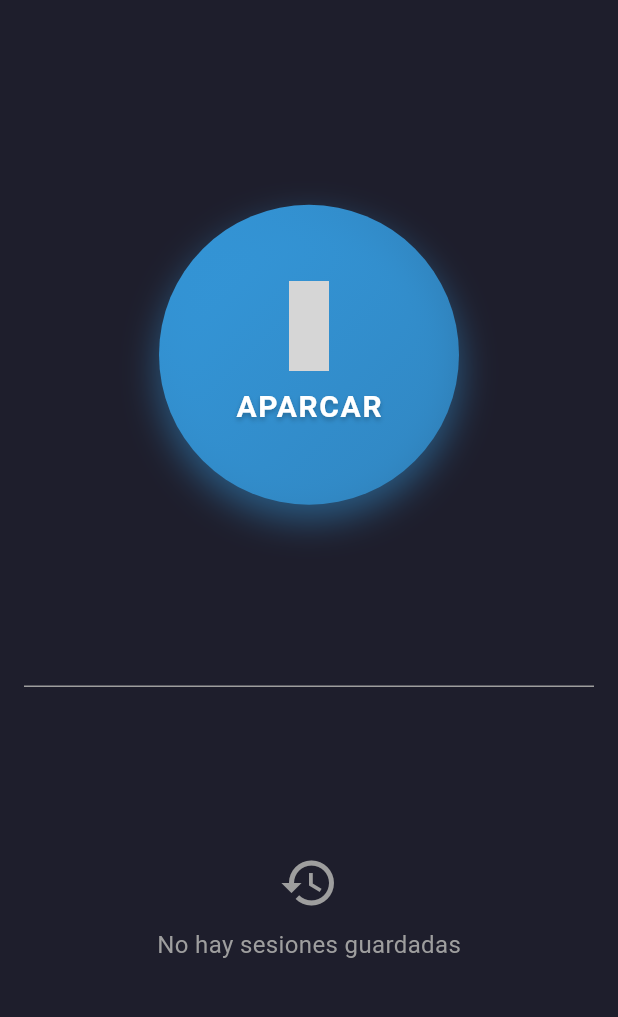
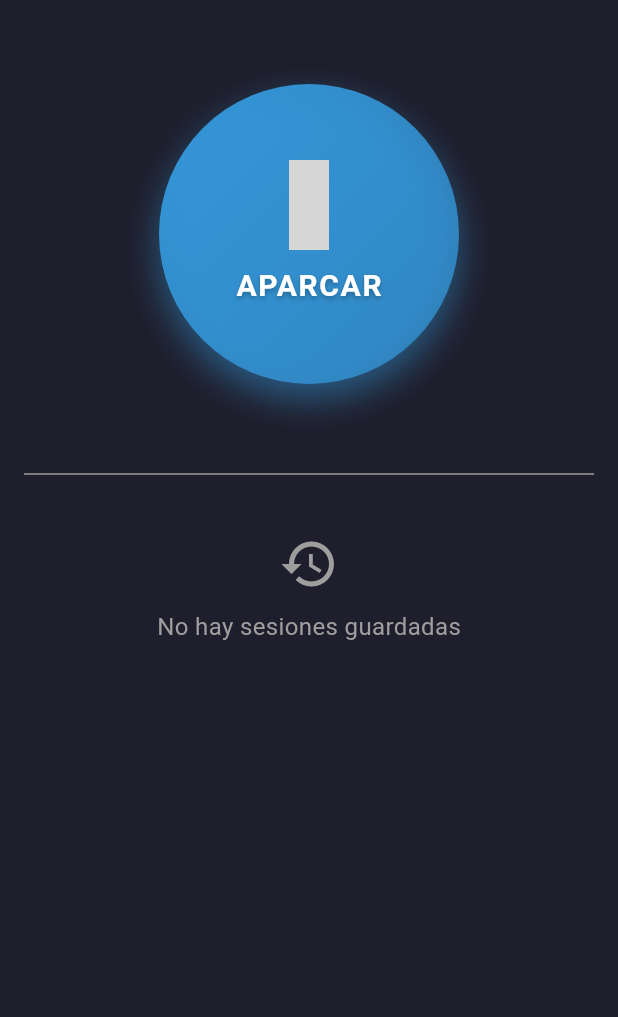
Before and after one commit to ncondeviladev/ParkSnap, a Flutter app: the PantallaInicio screen opened directly, on a phone screen of 412 x 824 dp, the part 84-1101 px from its top. Run offline on Flutter 3.47's test engine with Material 3 defaults, Android fonts, the phone set to English and light mode, and no system bars; drawn by our look-alikes of avatar_glow; our stand-ins replace camera, cloud_firestore, connectivity_plus, firebase_auth, firebase_core, flutter_compass and 6 more; missing offline and left inert: app_settings, firebase_ui_auth, firebase_ui_oauth_google; accounts and stored records are empty; grey boxes are pictures that could not be loaded.

Commit message:
Conectividad y error de pixel pantalla solucionado

```diff
--- a/lib/pantallas/pant_auth.dart
+++ b/lib/pantallas/pant_auth.dart
@@ -1,7 +1,6 @@
 import 'package:firebase_ui_auth/firebase_ui_auth.dart';
 import 'package:firebase_ui_oauth_google/firebase_ui_oauth_google.dart';
 import 'package:flutter/material.dart';
-import 'package:park_snap/firebase_options.dart';
 import 'package:park_snap/pantallas/pant_inicio.dart';
 
 class PantallaAuth extends StatelessWidget {
--- a/lib/pantallas/pant_inicio.dart
+++ b/lib/pantallas/pant_inicio.dart
@@ -11,6 +11,8 @@ import 'package:park_snap/widgets/boton_accion.dart';
 import 'package:park_snap/widgets/sesiones_historial.dart';
 import 'package:provider/provider.dart';
 import 'package:park_snap/pantallas/pant_mapa_historial.dart';
+import 'package:app_settings/app_settings.dart';
+import 'package:connectivity_plus/connectivity_plus.dart';
 
 class PantallaInicio extends StatelessWidget {
   const PantallaInicio({super.key});
@@ -81,20 +83,20 @@ class PantallaInicio extends StatelessWidget {
               const SizedBox(width: 8),
             ],
           ),
-          body: Padding(
+          body: SingleChildScrollView(
+            child: Padding(
               padding: const EdgeInsets.all(16.0),
               child: Column(
                 crossAxisAlignment: CrossAxisAlignment.stretch,
                 children: [
-                //Zona central con boton
-                Expanded(
-                  flex: 3,
-                  child: Center(
+                  //Zona central con botón eliminamos container por el scroll
+                  Center(
                     child: provider.estaAparcado
                         //SI ESTA APARCADO MOSTRAMOS BOTON DESAPARCAR
                         ? Column(
                             mainAxisAlignment: MainAxisAlignment.center,
                             children: [
+                              const SizedBox(height: 20),
                               BotonAccion(
                                 icono: MdiIcons.mapSearch,
                                 texto: "ENCONTRAR",
@@ -103,7 +105,8 @@ class PantallaInicio extends StatelessWidget {
                                   Navigator.push(
                                     context,
                                     MaterialPageRoute(
-                                      builder: (context) => PantallaEncontrar(),
+                                      builder: (context) =>
+                                          const PantallaEncontrar(),
                                     ),
                                   );
                                 },
@@ -134,10 +137,14 @@ class PantallaInicio extends StatelessWidget {
                                 ),
                                 child: const Text("¡Encontrado!"),
                               ),
+                              const SizedBox(height: 20),
                             ],
                           )
                         //SI NO ESTA APARCADO MOSTRAMOS BOTON APARCAR
-                        : BotonAccion(
+                        : Padding(
+                            //Envolvemos con padding para separar del historial
+                            padding: const EdgeInsets.symmetric(vertical: 40),
+                            child: BotonAccion(
                               icono: MdiIcons.carSports,
                               texto: "APARCAR",
                               color: const Color(0xFF3498DB),
@@ -145,23 +152,44 @@ class PantallaInicio extends StatelessWidget {
                                 Navigator.push(
                                   context,
                                   MaterialPageRoute(
-                                  builder: (context) => PantallaAparcar(),
+                                    builder: (context) =>
+                                        const PantallaAparcar(),
                                   ),
                                 );
                               },
                             ),
                           ),
                   ),
-                const Divider(height: 1, color: Colors.grey),
+                  const Divider(height: 40, color: Colors.grey),
                   //Zona inferior con historial
-                Expanded(
-                  flex: 2,
-                  child: SesionesHistorial(
-                    sesiones: provider.sesionesHistorial,
+                  SesionesHistorial(sesiones: provider.sesionesHistorial),
+                ],
               ),
             ),
-              ],
           ),
+          //Boton inteligente de red
+          floatingActionButton: StreamBuilder<List<ConnectivityResult>>(
+            stream: Connectivity().onConnectivityChanged,
+            builder: (context, snapshot) {
+              final resultados = snapshot.data ?? [];
+              bool tieneRed = resultados.any(
+                (red) => red != ConnectivityResult.none,
+              );
+
+              if (tieneRed) return const SizedBox.shrink();
+
+              return FloatingActionButton.extended(
+                onPressed: () => AppSettings.openAppSettings(
+                  type: AppSettingsType.dataRoaming,
+                ),
+                backgroundColor: Colors.red,
+                icon: const Icon(Icons.wifi_off, color: Colors.white),
+                label: const Text(
+                  "SIN RED - ACTIVAR DATOS",
+                  style: TextStyle(color: Colors.white),
+                ),
+              );
+            },
           ),
         );
       },
--- a/lib/provider/provider_aparcamiento.dart
+++ b/lib/provider/provider_aparcamiento.dart
@@ -40,12 +40,11 @@ class ProviderAparcamiento extends ChangeNotifier {
       latitud: sesion.latitud,
       longitud: sesion.longitud,
       direccion: sesion.direccion,
-      fotos: sesion.fotos,
+      fotos: sesion.fotos, // Se guarda la ruta local
       fecha: sesion.fecha,
-      activa: true, // Se guarda como activa en Firestore
+      activa: true,
     );
 
-    // Guardamos en la nube
     await SesionRepository.addSesion(user.uid, sesionActiva);
   }
 
--- a/lib/widgets/mazo_fotos.dart
+++ b/lib/widgets/mazo_fotos.dart
@@ -1,5 +1,4 @@
 import 'dart:io';
-
 import 'package:flutter/material.dart';
 
 class MazoFotos extends StatefulWidget {
--- a/lib/widgets/sesiones_historial.dart
+++ b/lib/widgets/sesiones_historial.dart
@@ -48,9 +48,11 @@ class SesionesHistorial extends StatelessWidget {
           ),
         ),
 
-        //Lista de datos con Expanded para que la lista ocupe todo el espacio disponible
-        Expanded(
-          child: ListView.builder(
+        // Quitamos el expanded y usamos shrinkWrap en la lista para que funcione en scroll
+        ListView.builder(
+          shrinkWrap: true,
+          physics:
+              const NeverScrollableScrollPhysics(), // El scroll lo maneja el builder
           itemCount: sesiones.length,
           itemBuilder: (context, index) {
             //Funcion que dibuja cada fila
@@ -102,7 +104,6 @@ class SesionesHistorial extends StatelessWidget {
             );
           },
         ),
-        ),
       ],
     );
   }
--- a/pubspec.yaml
+++ b/pubspec.yaml
@@ -53,6 +53,7 @@ dependencies:
   firebase_storage: ^13.0.5
   connectivity_plus: ^7.0.0
   firebase_ui_oauth_google: ^2.0.1
+  app_settings: ^7.0.0
 
 dev_dependencies:
   flutter_test:
```
Also changed, not shown: lib/pantallas/pant_aparcar.dart (+13 -0 lines), lib/pantallas/pant_encontrar.dart (+14 -1 lines), lib/pantallas/pant_splash.dart (+40 -0 lines), lib/util/conectividad.dart (added, +17 -0 lines), pubspec.lock, 2 other files. Lines whose indentation alone changed are shown as unchanged.
